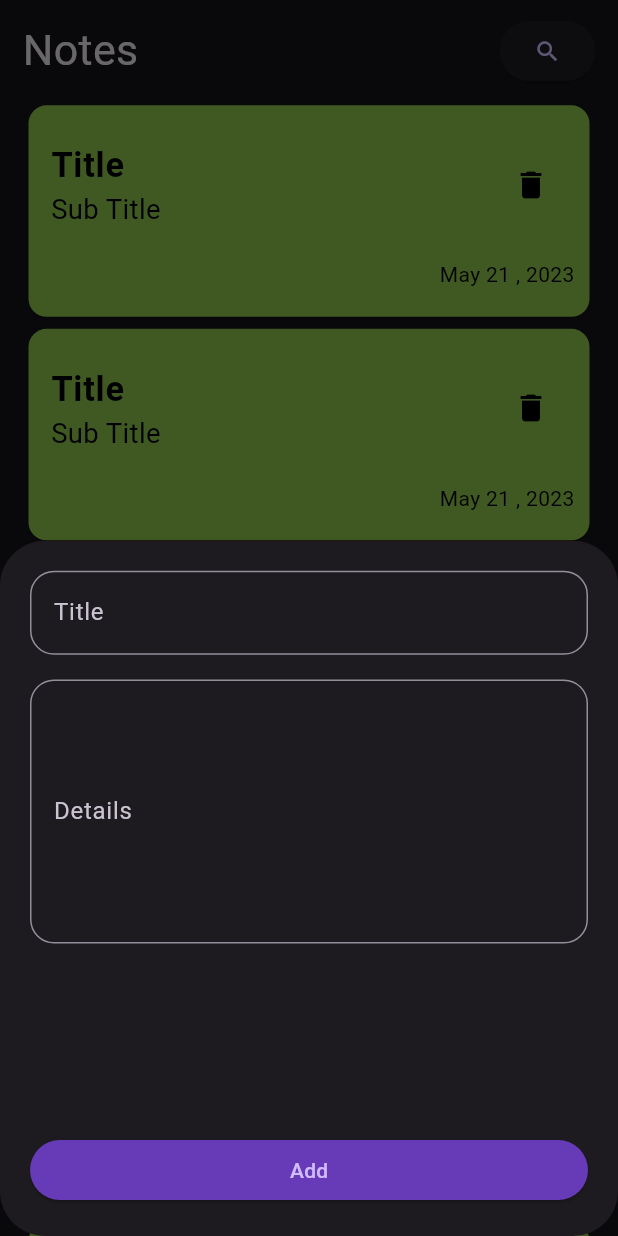
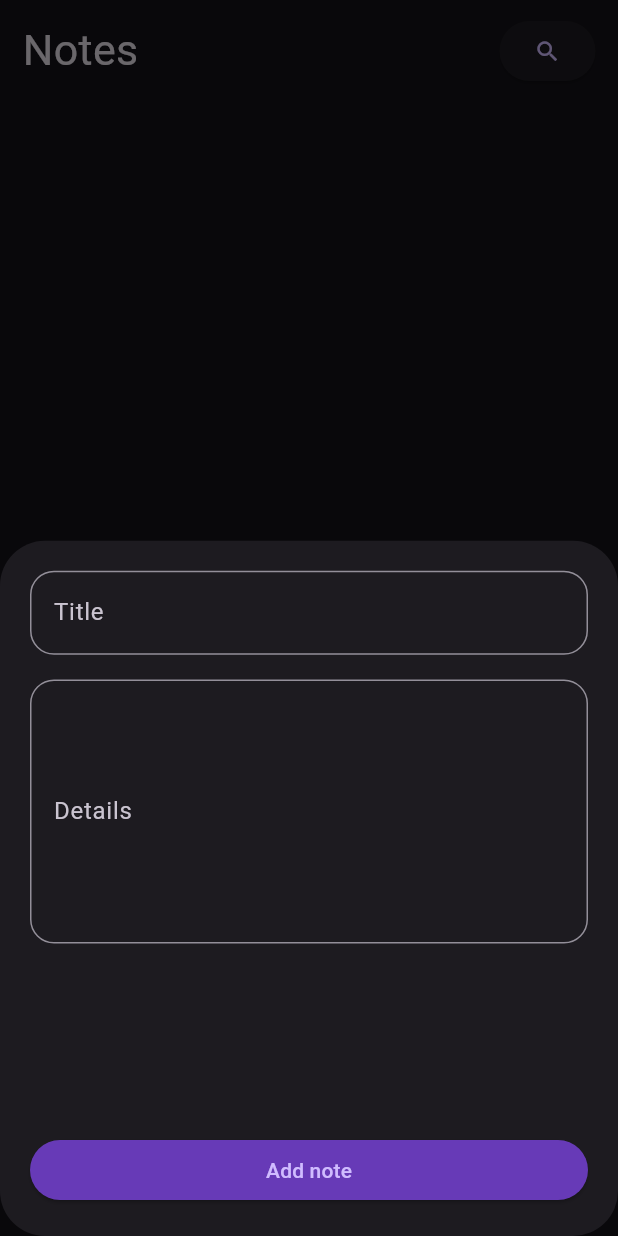
Before and after one commit to yusufabdo20/note-app, a Flutter app: the screen it shows after launch, after a tap on the "add" icon, on a phone screen of 412 x 824 dp. Run offline on Flutter 3.47's test engine with Material 3 defaults, Android fonts, the phone set to English and light mode, and no system bars; drawn by our look-alikes of modal_progress_hud_nsn; our stand-ins replace bloc, flutter_bloc, flutter_screenutil, fluttertoast, hive, hive_flutter; accounts and stored records are empty.

Commit message:
display data and notes

```diff
--- /dev/null
+++ b/lib/cubits/notes_cubit/notes_cubit.dart
@@ -0,0 +1,19 @@
+import 'package:bloc/bloc.dart';
+import 'package:hive/hive.dart';
+import 'package:meta/meta.dart';
+import 'package:note/consts.dart';
+import 'package:note/models/note_model.dart';
+
+part 'notes_state.dart';
+
+class NotesCubit extends Cubit<NotesState> {
+  NotesCubit() : super(NotesInitial());
+  List<NoteModel> notes = [];
+  readAllNotes() async {
+    var noteBox = Hive.box<NoteModel>(knoteBox);
+    notes = noteBox.values.toList();
+    emit(
+      ReadNoteSuccessState(notes: notes),
+    );
+  }
+}
--- /dev/null
+++ b/lib/cubits/notes_cubit/notes_state.dart
@@ -0,0 +1,22 @@
+part of 'notes_cubit.dart';
+
+@immutable
+sealed class NotesState {}
+
+final class NotesInitial extends NotesState {}
+
+class ReadNoteErrorState extends NotesState {
+  final String error;
+  ReadNoteErrorState({
+    required this.error,
+  });
+}
+
+class ReadNoteSuccessState extends NotesState {
+  final List<NoteModel> notes;
+  ReadNoteSuccessState({
+    required this.notes,
+  });
+}
+
+class ReadNoteLoadState extends NotesState {}
--- a/lib/views/widgets/add_note_bottomSheet.dart
+++ b/lib/views/widgets/add_note_bottomSheet.dart
@@ -16,27 +16,34 @@ class AddNoteBottomSheet extends StatelessWidget {
     return BlocProvider(
       create: (context) => AddNoteCubit(),
       child: Container(
-        padding: EdgeInsets.all(20),
+        padding: const EdgeInsets.all(20),
         child: BlocConsumer<AddNoteCubit, AddNoteStates>(
-          listener: (context, state) {
+          listener: (context, state) async {
             if (state is AddNoteErrorState) {
               log("ERRORR : ${state.error}");
-              // Fluttertoast.showToast(
-              //     msg: "There is Error: ${state.error}",
-              //     toastLength: Toast.LENGTH_LONG,
-              //     gravity: ToastGravity.CENTER,
-              //     backgroundColor: Colors.red,
-              //     textColor: Colors.white,
-              //     fontSize: 16.0);
+              await Fluttertoast.showToast(
+                  msg: "There is Error: ${state.error}",
+                  toastLength: Toast.LENGTH_LONG,
+                  gravity: ToastGravity.BOTTOM,
+                  backgroundColor: Colors.red,
+                  textColor: Colors.white,
+                  fontSize: 16.0);
             }
             if (state is AddNoteSuccessState) {
+              await Fluttertoast.showToast(
+                  msg: "Added New Note",
+                  toastLength: Toast.LENGTH_LONG,
+                  gravity: ToastGravity.BOTTOM,
+                  // backgroundColor: Colors.,
+                  textColor: Colors.white,
+                  fontSize: 16.0);
               Navigator.pop(context);
             }
           },
           builder: (context, state) {
-            return ModalProgressHUD(
-              inAsyncCall: state is AddNoteLoadState ? true : false,
-              child: AddNoteForm(),
+            return AbsorbPointer(
+              absorbing: state is AddNoteLoadState ? true : false,
+              child: const AddNoteForm(),
             );
           },
         ),
--- a/lib/views/widgets/add_note_form.dart
+++ b/lib/views/widgets/add_note_form.dart
@@ -1,5 +1,7 @@
 import 'package:flutter/material.dart';
+import 'package:flutter_bloc/flutter_bloc.dart';
 import 'package:note/cubits/add_note_cubit/add_note_cubit.dart';
+import 'package:note/cubits/add_note_cubit/add_note_state.dart';
 import 'package:note/models/note_model.dart';
 import 'package:note/views/widgets/custom_text_form_field.dart';
 
@@ -43,13 +45,12 @@ class _AddNoteFormState extends State<AddNoteForm> {
               detailsController.text = v!;
             },
           ),
-          Spacer(),
-          Container(
-            width: double.infinity,
-            child: ElevatedButton(
-              style: ElevatedButton.styleFrom(
-                backgroundColor: Colors.deepPurple,
-              ),
+          const Spacer(),
+          BlocBuilder<AddNoteCubit, AddNoteStates>(
+            builder: (context, state) {
+              return CustomButton(
+                isLoading: state is AddNoteLoadState ? true : false,
+                title: "Add note",
                 onPressed: () {
                   if (_formKey.currentState!.validate()) {
                     _formKey.currentState!.save();
@@ -65,11 +66,38 @@ class _AddNoteFormState extends State<AddNoteForm> {
                     setState(() {});
                   }
                 },
-              child: Text("Add"),
-            ),
+              );
+            },
           ),
         ],
       ),
     );
   }
 }
+
+class CustomButton extends StatelessWidget {
+  const CustomButton({
+    super.key,
+    required this.onPressed,
+    required this.title,
+    this.isLoading = false,
+  });
+  final Function() onPressed;
+  final String title;
+  final bool isLoading;
+  @override
+  Widget build(BuildContext context) {
+    return Container(
+      width: double.infinity,
+      child: ElevatedButton(
+        style: ElevatedButton.styleFrom(
+            backgroundColor: Colors.deepPurple,
+            padding: EdgeInsets.symmetric(vertical: 5)),
+        onPressed: onPressed,
+        child: isLoading
+            ? Center(child: const CircularProgressIndicator())
+            : Text(title),
+      ),
+    );
+  }
+}
--- a/lib/views/widgets/note_item.dart
+++ b/lib/views/widgets/note_item.dart
@@ -1,8 +1,12 @@
 import 'package:flutter/material.dart';
 import 'package:flutter_screenutil/flutter_screenutil.dart';
+import 'package:note/models/note_model.dart';
 import 'package:note/views/edit_note_view.dart';
 
 class NoteItem extends StatelessWidget {
+  final NoteModel noteModel;
+
+  const NoteItem({super.key, required this.noteModel});
   @override
   Widget build(BuildContext context) {
     return Card(
@@ -23,7 +27,7 @@ class NoteItem extends StatelessWidget {
               },
               contentPadding: EdgeInsets.all(5),
               title: Text(
-                "Title",
+                noteModel.title,
                 style: TextStyle(
                   fontSize: 20.sp,
                   color: Colors.black,
@@ -31,7 +35,7 @@ class NoteItem extends StatelessWidget {
                 ),
               ),
               subtitle: Text(
-                "Sub Title",
+                noteModel.details,
                 style: TextStyle(fontSize: 16.sp, color: Colors.black),
                 maxLines: 2,
                 overflow: TextOverflow.ellipsis,
@@ -41,9 +45,9 @@ class NoteItem extends StatelessWidget {
                 icon: const Icon(Icons.delete, color: Colors.black),
               ),
             ),
-            const Text(
-              "May 21 , 2023",
-              style: TextStyle(
+            Text(
+              noteModel.dateTime,
+              style: const TextStyle(
                 height: 2.5,
                 color: Colors.black,
               ),
--- a/lib/views/widgets/notesListViewBuilder.dart
+++ b/lib/views/widgets/notesListViewBuilder.dart
@@ -1,4 +1,7 @@
 import 'package:flutter/material.dart';
+import 'package:flutter_bloc/flutter_bloc.dart';
+import 'package:note/cubits/notes_cubit/notes_cubit.dart';
+import 'package:note/models/note_model.dart';
 import 'package:note/views/widgets/note_item.dart';
 
 class NotesListViewBuilder extends StatelessWidget {
@@ -8,10 +11,22 @@ class NotesListViewBuilder extends StatelessWidget {
 
   @override
   Widget build(BuildContext context) {
-    return Expanded(
-      child: ListView.builder(itemBuilder: (context, index) {
-        return NoteItem();
-      }),
+    return BlocConsumer<NotesCubit, NotesState>(
+      listener: (context, state) {},
+      builder: (context, state) {
+        List<NoteModel> notes = BlocProvider.of<NotesCubit>(context).notes;
+        return Expanded(
+          child: ListView.builder(
+            reverse: true,
+            itemCount: notes.length,
+            itemBuilder: (context, index) {
+              return NoteItem(
+                noteModel: notes[index],
+              );
+            },
+          ),
+        );
+      },
     );
   }
 }
--- a/lib/views/widgets/notes_view_body.dart
+++ b/lib/views/widgets/notes_view_body.dart
@@ -1,13 +1,16 @@
 import 'package:flutter/material.dart';
+import 'package:flutter_bloc/flutter_bloc.dart';
+import 'package:note/cubits/notes_cubit/notes_cubit.dart';
 import 'package:note/views/widgets/cuustom_app_bar.dart';
 import 'package:note/views/widgets/notesListViewBuilder.dart';
 
 class NotesViewBody extends StatelessWidget {
   const NotesViewBody({super.key});
-  final colors = const [];
   @override
   Widget build(BuildContext context) {
-    return Padding(
+    return BlocProvider(
+      create: (context) => NotesCubit()..readAllNotes(),
+      child: Padding(
         padding: const EdgeInsets.only(right: 15, left: 15, top: 10),
         child: Column(
           children: [
@@ -19,6 +22,7 @@ class NotesViewBody extends StatelessWidget {
             NotesListViewBuilder(),
           ],
         ),
+      ),
     );
   }
 }
```
Also changed, not shown: lib/cubits/add_note_cubit/add_note_cubit.dart (+0 -24 lines). Lines whose indentation alone changed are shown as unchanged.
